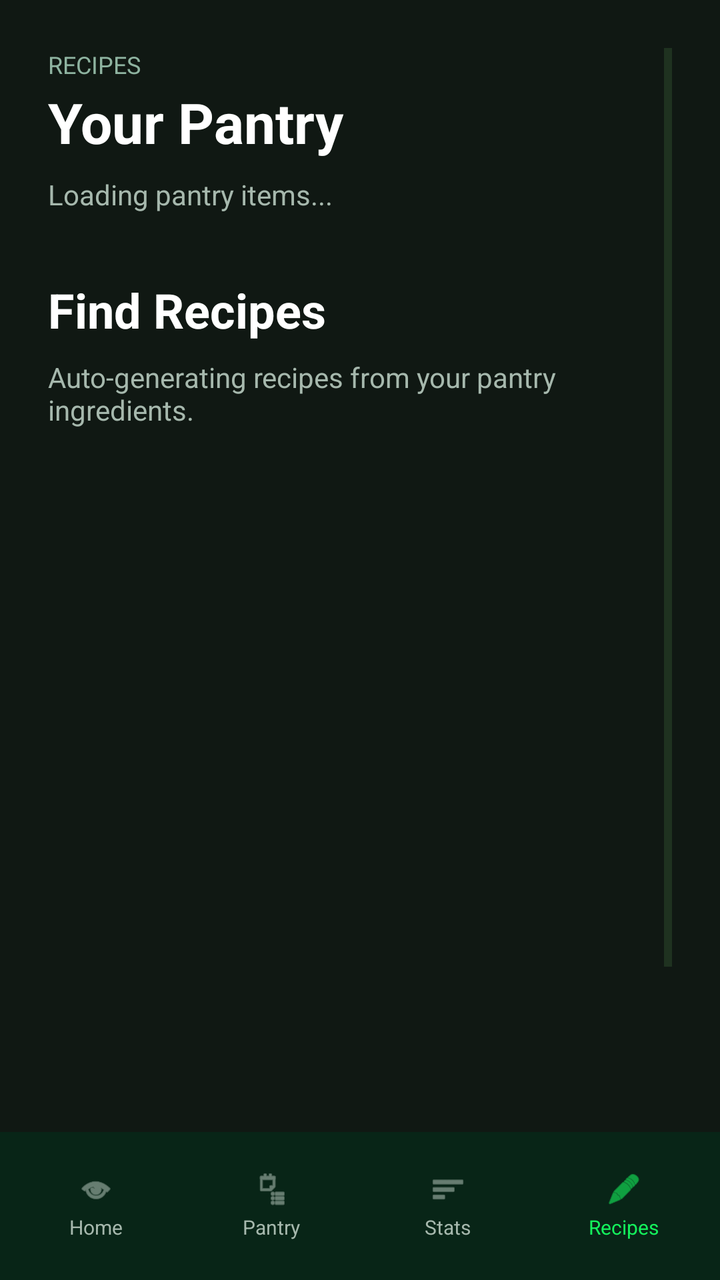
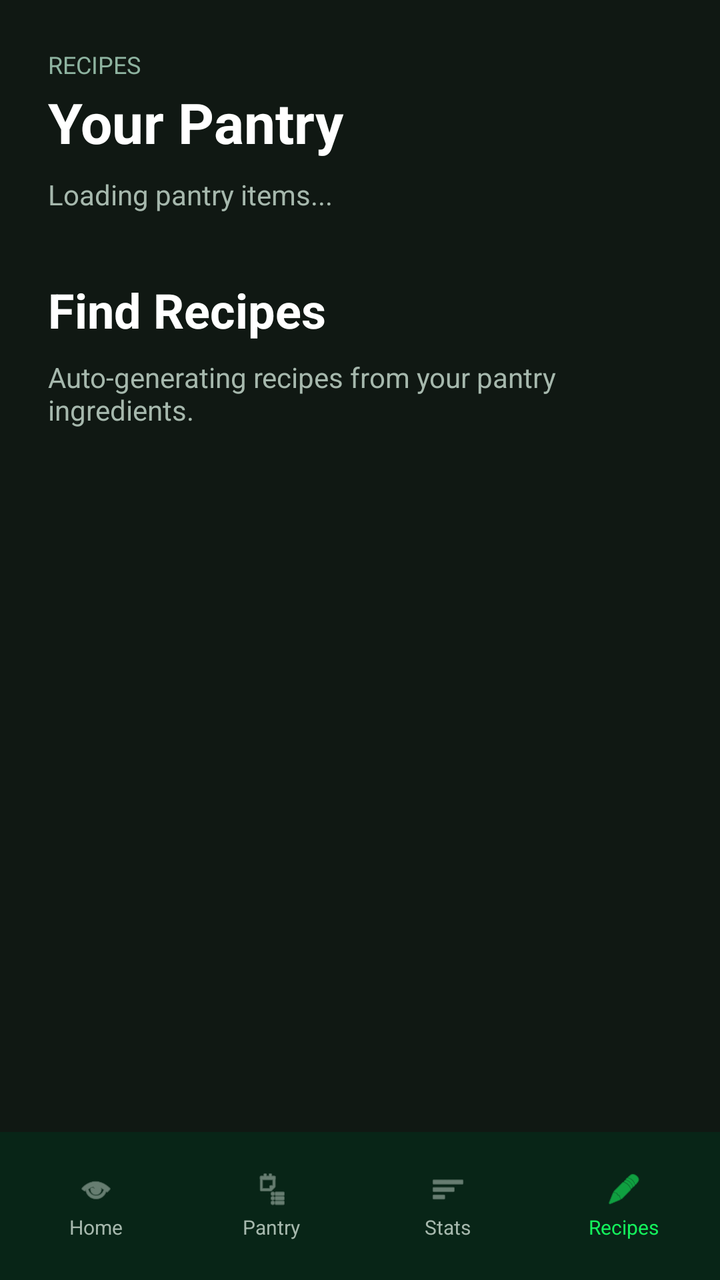

Screens rendered from an Android XML layout before and after an edit, with the pre-edit source and the edit as a unified diff.
<!-- AndroidManifest.xml: application theme Theme.MobileGroup -->
<!-- res/layout/activity_recipe.xml -->
<?xml version="1.0" encoding="utf-8"?>
<LinearLayout xmlns:android="http://schemas.android.com/apk/res/android"
    xmlns:app="http://schemas.android.com/apk/res-auto"
    xmlns:tools="http://schemas.android.com/tools"
    android:id="@+id/main"
    android:layout_width="match_parent"
    android:layout_height="match_parent"
    android:orientation="vertical"
    android:background="#101813"
    tools:context=".RecipeActivity">

    
    <ScrollView
        android:layout_width="match_parent"
        android:layout_height="0dp"
        android:layout_weight="1"
        android:padding="24dp">

        <LinearLayout
            android:layout_width="match_parent"
            android:layout_height="wrap_content"
            android:orientation="vertical">

            <LinearLayout
                android:layout_width="match_parent"
                android:layout_height="wrap_content"
                android:orientation="vertical"
                android:layout_marginBottom="8dp">

                <TextView
                    android:layout_width="wrap_content"
                    android:layout_height="wrap_content"
                    android:text="RECIPES"
                    android:textColor="#8EB3A0"
                    android:textSize="12sp" />

                <TextView
                    android:layout_width="match_parent"
                    android:layout_height="wrap_content"
                    android:layout_marginTop="2dp"
                    android:text="Your Pantry"
                    android:textSize="28sp"
                    android:textStyle="bold"
                    android:textColor="#FFFFFF" />
            </LinearLayout>

            <TextView
                android:id="@+id/tv_pantry_status"
                android:layout_width="match_parent"
                android:layout_height="wrap_content"
                android:text="Loading pantry items..."
                android:textSize="14sp"
                android:textColor="#A6B8AD"
                android:layout_marginBottom="8dp" />

            <androidx.recyclerview.widget.RecyclerView
                android:id="@+id/recyclerView_pantry"
                android:layout_width="match_parent"
                android:layout_height="wrap_content"
                android:layout_marginBottom="24dp"
                android:orientation="horizontal" />

            <TextView
                android:layout_width="match_parent"
                android:layout_height="wrap_content"
                android:text="Find Recipes"
                android:textSize="24sp"
                android:textStyle="bold"
                android:textColor="#FFFFFF"
                android:layout_marginBottom="8dp" />

            <TextView
                android:layout_width="match_parent"
                android:layout_height="wrap_content"
                android:text="Auto-generating recipes from your pantry ingredients."
                android:textSize="14sp"
                android:textColor="#A6B8AD"
                android:layout_marginBottom="16dp" />

            <ProgressBar
                android:id="@+id/progressBar_loading"
                android:layout_width="wrap_content"
                android:layout_height="wrap_content"
                android:layout_gravity="center"
                android:visibility="gone" />

            <androidx.recyclerview.widget.RecyclerView
                android:id="@+id/recyclerView_recipes"
                android:layout_width="match_parent"
                android:layout_height="400dp"
                android:layout_marginTop="8dp" />

        </LinearLayout>
    </ScrollView>

    
    <LinearLayout
        android:layout_width="match_parent"
        android:layout_height="74dp"
        android:background="#082517"
        android:gravity="center"
        android:orientation="horizontal"
        android:paddingStart="4dp"
        android:paddingEnd="4dp"
        android:weightSum="4">

        <LinearLayout
            android:id="@+id/navHome"
            android:layout_width="0dp"
            android:layout_height="wrap_content"
            android:layout_weight="1"
            android:gravity="center"
            android:orientation="vertical">

            <ImageView
                android:layout_width="18dp"
                android:layout_height="18dp"
                android:src="@android:drawable/ic_menu_view"
                app:tint="#A6B8AD" />

            <TextView
                android:layout_width="wrap_content"
                android:layout_height="wrap_content"
                android:layout_marginTop="3dp"
                android:text="Home"
                android:textColor="#A6B8AD"
                android:textSize="10sp" />
        </LinearLayout>

        <LinearLayout
            android:id="@+id/navPantry"
            android:layout_width="0dp"
            android:layout_height="wrap_content"
            android:layout_weight="1"
            android:gravity="center"
            android:orientation="vertical">

            <ImageView
                android:layout_width="18dp"
                android:layout_height="18dp"
                android:src="@android:drawable/ic_menu_agenda"
                app:tint="#A6B8AD" />

            <TextView
                android:layout_width="wrap_content"
                android:layout_height="wrap_content"
                android:layout_marginTop="3dp"
                android:text="Pantry"
                android:textColor="#A6B8AD"
                android:textSize="10sp" />
        </LinearLayout>

        <LinearLayout
            android:id="@+id/navStats"
            android:layout_width="0dp"
            android:layout_height="wrap_content"
            android:layout_weight="1"
            android:gravity="center"
            android:orientation="vertical">

            <ImageView
                android:layout_width="18dp"
                android:layout_height="18dp"
                android:src="@android:drawable/ic_menu_sort_by_size"
                app:tint="#A6B8AD" />

            <TextView
                android:layout_width="wrap_content"
                android:layout_height="wrap_content"
                android:layout_marginTop="3dp"
                android:text="Stats"
                android:textColor="#A6B8AD"
                android:textSize="10sp" />
        </LinearLayout>

        <LinearLayout
            android:id="@+id/navRecipes"
            android:layout_width="0dp"
            android:layout_height="wrap_content"
            android:layout_weight="1"
            android:gravity="center"
            android:orientation="vertical">

            <ImageView
                android:layout_width="18dp"
                android:layout_height="18dp"
                android:src="@android:drawable/ic_menu_edit"
                app:tint="#14F25C" />

            <TextView
                android:layout_width="wrap_content"
                android:layout_height="wrap_content"
                android:layout_marginTop="3dp"
                android:text="Recipes"
                android:textColor="#14F25C"
                android:textSize="10sp" />
        </LinearLayout>
    </LinearLayout>

</LinearLayout>
<!-- resources referenced by this layout -->
<resources>
  <style name="Theme.MobileGroup" parent="Theme.MaterialComponents.NoActionBar">
          
          <item name="colorPrimary">@color/green_primary</item>
          <item name="colorPrimaryVariant">@color/green_dark</item>
          <item name="colorOnPrimary">@color/background</item>
          <item name="colorSecondary">@color/green_button</item>
          <item name="colorOnSecondary">@color/background</item>
          <item name="android:colorBackground">@color/background</item>
          <item name="colorSurface">@color/surface</item>
          <item name="colorOnSurface">@color/text_primary</item>
  
          
          <item name="android:statusBarColor">@color/background</item>
          <item name="android:navigationBarColor">@color/surface</item>
          <item name="android:windowLightStatusBar">false</item>
  
          
          <item name="android:editTextColor">@color/text_primary</item>
          <item name="android:textColorHint">@color/text_hint</item>
          <item name="colorControlNormal">@color/green_dim</item>
          <item name="colorControlActivated">@color/green_primary</item>
  
          
          <item name="materialAlertDialogTheme">@style/Theme.MobileGroup.AlertDialog</item>
      </style>
  <color name="green_primary">#4ADE80</color>
  <color name="green_dark">#166534</color>
  <color name="background">#0F1C0F</color>
  <color name="green_button">#22C55E</color>
  <color name="surface">#1A2E1A</color>
  <color name="text_primary">#FFFFFF</color>
  <color name="text_hint">#4D7A4D</color>
  <color name="green_dim">#2D4A2D</color>
  <style name="Theme.MobileGroup.AlertDialog" parent="ThemeOverlay.MaterialComponents.MaterialAlertDialog">
          <item name="android:background">@color/surface</item>
          <item name="colorOnSurface">@color/text_primary</item>
          <item name="colorPrimary">@color/green_primary</item>
      </style>
</resources>

<!-- the commit's change to res/layout/activity_recipe.xml (unified diff, before → after) -->
@@ -14,7 +14,9 @@
         android:layout_width="match_parent"
         android:layout_height="0dp"
         android:layout_weight="1"
-        android:padding="24dp">
+        android:paddingTop="24dp"
+        android:paddingStart="24dp"
+        android:paddingEnd="24dp">
 
         <LinearLayout
             android:layout_width="match_parent"
@@ -87,7 +89,7 @@
             <androidx.recyclerview.widget.RecyclerView
                 android:id="@+id/recyclerView_recipes"
                 android:layout_width="match_parent"
-                android:layout_height="400dp"
+                android:layout_height="wrap_content"
                 android:layout_marginTop="8dp" />
 
         </LinearLayout>
